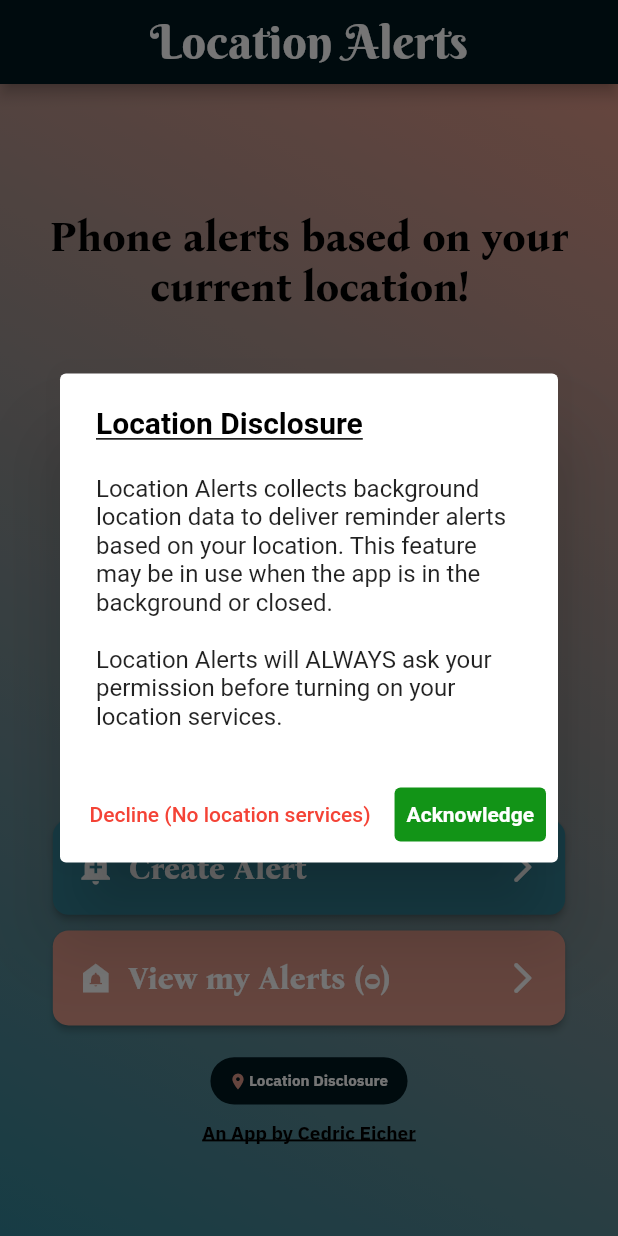
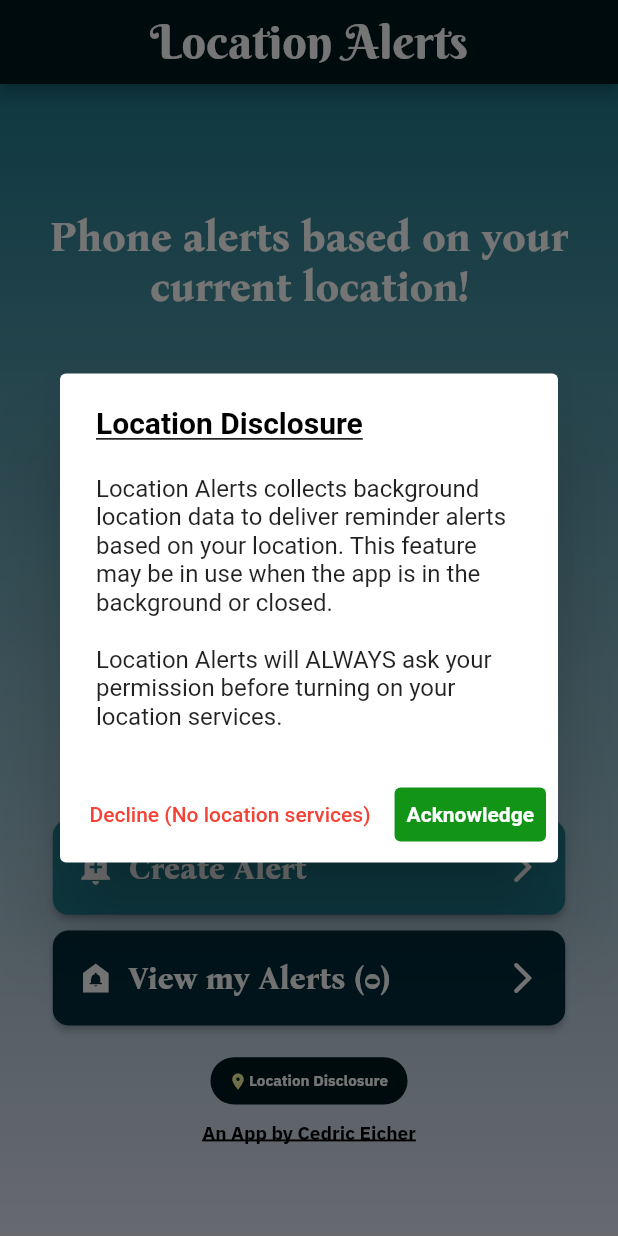
Before and after one commit to cedriceicher10/LocationsAlertApp, a Flutter app: the screen it shows after launch, on a phone screen of 412 x 824 dp. Run offline on Flutter 3.47's test engine with Material 2 defaults, Android fonts, the phone set to English and light mode, and no system bars; our stand-ins replace animated_splash_screen, awesome_notifications, cloud_firestore, firebase_core, geocoding, location and 3 more; missing offline and left inert: background_location, location_picker_flutter_map; accounts and stored records are empty.

Commit message:
Changed up the color scheme styles, just for kicks

```diff
--- a/lib/background_theme.dart
+++ b/lib/background_theme.dart
@@ -17,32 +17,32 @@ class BackgroundTheme {
     switch (screen) {
       case Screen.START_SCREEN:
         {
-          topColor = Color(s_darkSalmon);
-          bottomColor = Color(s_aquarium);
+          topColor = Color(s_aquarium);
+          bottomColor = Color(s_lavenderWeb);
         }
         break;
       case Screen.SPECIFIC_ALERT_SCREEN:
         {
           topColor = Color(s_aquarium);
-          bottomColor = Color(s_darkSalmon);
+          bottomColor = Color(s_lavenderWeb);
         }
         break;
       case Screen.GENERIC_ALERT_SCREEN:
         {
           topColor = Color(s_aquarium);
-          bottomColor = Color(s_darkSalmon);
+          bottomColor = Color(s_lavenderWeb);
         }
         break;
       case Screen.MY_ALERTS_SCREEN:
         {
-          topColor = Color(s_darkSalmon);
-          bottomColor = Color(s_aquarium);
+          topColor = Color(s_aquarium);
+          bottomColor = Color(s_lavenderWeb);
         }
         break;
       case Screen.EDIT_ALERTS_SCREEN:
         {
           topColor = Color(s_aquarium);
-          bottomColor = Color(s_darkSalmon);
+          bottomColor = Color(s_lavenderWeb);
         }
         break;
     }
@@ -51,8 +51,8 @@ class BackgroundTheme {
   BoxDecoration getBackground() {
     return BoxDecoration(
         gradient: LinearGradient(
-      begin: Alignment.topRight,
-      end: Alignment.bottomLeft,
+      begin: Alignment.topCenter,
+      end: Alignment.bottomCenter,
       colors: [
         topColor,
         bottomColor,
--- a/lib/my_alerts_screen.dart
+++ b/lib/my_alerts_screen.dart
@@ -194,7 +194,8 @@ class _MyAlertsScreenState extends State<MyAlertsScreen> {
         margin: EdgeInsets.fromLTRB(0, _cardGap, 0, _cardGap),
         //color: Color.fromARGB(255, 188, 227, 245),
         shape: RoundedRectangleBorder(
-            side: BorderSide(color: Color(s_aquarium), width: _cardBorderWidth),
+            side:
+                BorderSide(color: Color(s_darkSalmon), width: _cardBorderWidth),
             borderRadius: BorderRadius.circular(_cardCornerRadius)),
         child: ListTile(
             contentPadding: EdgeInsets.fromLTRB(
@@ -334,7 +335,7 @@ class _MyAlertsScreenState extends State<MyAlertsScreen> {
       text:
           'These are your current active location alerts.\n Once an alert is marked as complete it will be removed.\n Tap an alert to edit it.',
       size: _explainerTextFontSize,
-      color: Colors.white,
+      color: Color(s_darkSalmon),
       align: TextAlign.center,
       font: s_font_IBMPlexSans,
     );
--- a/lib/splash_screen.dart
+++ b/lib/splash_screen.dart
@@ -1,5 +1,6 @@
 import 'package:flutter/material.dart';
 import 'package:animated_splash_screen/animated_splash_screen.dart';
+import 'package:locationalertsapp/styles.dart';
 import 'package:page_transition/page_transition.dart';
 //import 'package:flutter_bloc/flutter_bloc.dart';
 import 'start_screen.dart';
--- a/lib/start_screen.dart
+++ b/lib/start_screen.dart
@@ -95,7 +95,7 @@ class _StartScreenState extends State<StartScreen> {
   bool _masterLocationToggle = false;
   bool _toggleJustDone = false;
   bool _toggleBack = false;
-  Color _masterLocationColorOn = Color.fromARGB(255, 105, 235, 66);
+  Color _masterLocationColorOn = s_locationToggleColor;
   Color _masterLocationColorOff = Colors.white;
   Color _masterLocationColor = Colors.white;
 
@@ -500,7 +500,7 @@ class _StartScreenState extends State<StartScreen> {
                   SizedBox(height: _gapBeforeTitleIcon),
                   Icon(
                     Icons.add_location_alt_outlined,
-                    color: Color(s_blackBlue),
+                    color: Color(s_darkSalmon),
                     size: _titleIconSize,
                   ),
                   SizedBox(height: _gapAfterTitleIcon),
@@ -526,7 +526,7 @@ class _StartScreenState extends State<StartScreen> {
     return FormattedText(
         text: text,
         size: _explainerFontSize,
-        color: Colors.black,
+        color: Colors.white,
         font: s_font_BonaNova,
         weight: FontWeight.bold,
         align: TextAlign.center);
@@ -545,9 +545,9 @@ class _StartScreenState extends State<StartScreen> {
       Transform.scale(
           scale: _locationToggleScale,
           child: Switch(
-            inactiveThumbColor: Colors.white,
-            activeTrackColor: Colors.lightGreenAccent,
-            activeColor: Colors.green,
+            inactiveThumbColor: Color(s_beauBlue),
+            activeTrackColor: Color.fromARGB(255, 247, 248, 181),
+            activeColor: s_locationToggleColor,
             value: _masterLocationToggle,
             onChanged: (value) async {
               SharedPreferences prefs = await SharedPreferences.getInstance();
@@ -560,7 +560,7 @@ class _StartScreenState extends State<StartScreen> {
                   await _locationServices.getLocation();
                   setState(() {
                     if (_locationServices.permitted) {
-                      _masterLocationColor = Color.fromARGB(255, 105, 235, 66);
+                      _masterLocationColor = s_locationToggleColor;
                       prefs.setBool(
                           'masterLocationToggle', _masterLocationToggle);
                     } else {
@@ -794,7 +794,7 @@ class _StartScreenState extends State<StartScreen> {
                 children: [
                   Icon(Icons.location_on,
                       size: _locationDisclosureIconSize,
-                      color: Color(s_darkSalmon)),
+                      color: s_myLocationColor),
                   TextButton(
                       style: TextButton.styleFrom(padding: EdgeInsets.zero),
                       child: locationDisclosureText('Location Disclosure'),
--- a/lib/styles.dart
+++ b/lib/styles.dart
@@ -21,11 +21,17 @@ const double s_fontSizeSmall = 16;
 const double s_fontSizeExtraSmall = 12;
 
 // Colors Used in App
-const int s_aquarium = 0xFF328396; // 0xFF328396 // 0xFF1F7A8C
+const int s_aquarium = 0xFF1F7A8C; // 0xFF328396
 const int s_aquariumLighter = 0xFF5A9BAB; // 0xFF5A9BAB
-const int s_darkSalmon = 0xFFDD9787; // 0xFFDD9787 // 0xFFBFDBF7
+const int s_darkSalmon = 0xFF022B3A; // 0xFFDD9787
 const int s_declineRed = 0xFFf2301b; // 0xFFf2301b
-const int s_raisinBlack = 0xFF022B3A; // 0xFF2A2D34
+const int s_raisinBlack = 0xFFBFDBF7; // 0xFF2A2D34
+const int s_beauBlue = 0xFFBFDBF7;
+const int s_lavenderWeb = 0xFFE1E5F2;
+const Color s_locationToggleColor = Color.fromARGB(255, 247, 248, 181);
+const Color s_myLocationColor = Color.fromARGB(255, 243, 245, 159);
+const Color s_pickOnMapColor = s_myLocationColor;
+const Color s_deleteButtonColor = Color.fromARGB(255, 248, 178, 178);
 
 // Others
 const int s_jungleGreen = 0xFF2EAD65;
```
Also changed, not shown: lib/edit_alert_screen.dart (+11 -11 lines), lib/specific_screen.dart (+8 -8 lines).
